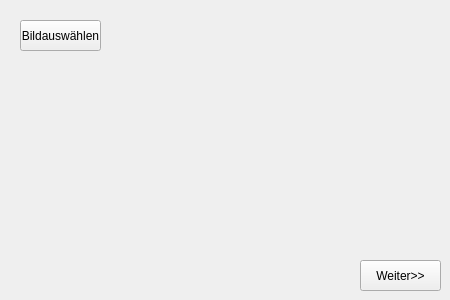
Qt form puzzle/form.ui (JerreyGlen/Puzzle_Game) before a commit.
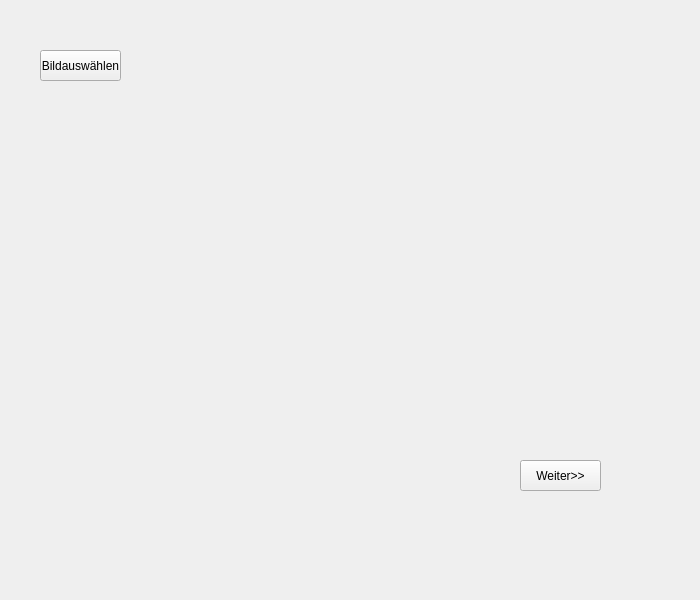
The same form after that commit.

Commit message: set button to load an image

Patch:
```diff
--- a/puzzle/form.ui
+++ b/puzzle/form.ui
@@ -6,8 +6,8 @@
    <rect>
     <x>0</x>
     <y>0</y>
-    <width>450</width>
-    <height>300</height>
+    <width>700</width>
+    <height>600</height>
    </rect>
   </property>
   <property name="windowTitle">
@@ -16,8 +16,8 @@
   <widget class="QPushButton" name="pushButton">
    <property name="geometry">
     <rect>
-     <x>20</x>
-     <y>20</y>
+     <x>40</x>
+     <y>50</y>
      <width>81</width>
      <height>31</height>
     </rect>
@@ -29,8 +29,8 @@
   <widget class="QPushButton" name="pushButton_2">
    <property name="geometry">
     <rect>
-     <x>360</x>
-     <y>260</y>
+     <x>520</x>
+     <y>460</y>
      <width>81</width>
      <height>31</height>
     </rect>
@@ -39,6 +39,19 @@
     <string>Weiter&gt;&gt;</string>
    </property>
   </widget>
+  <widget class="QLabel" name="imagePlace">
+   <property name="geometry">
+    <rect>
+     <x>60</x>
+     <y>110</y>
+     <width>551</width>
+     <height>271</height>
+    </rect>
+   </property>
+   <property name="text">
+    <string/>
+   </property>
+  </widget>
  </widget>
  <resources/>
  <connections/>
```
Left out of the diff: 2 changed lines with no effect on the pictures. The commit also changes 11 other files.
